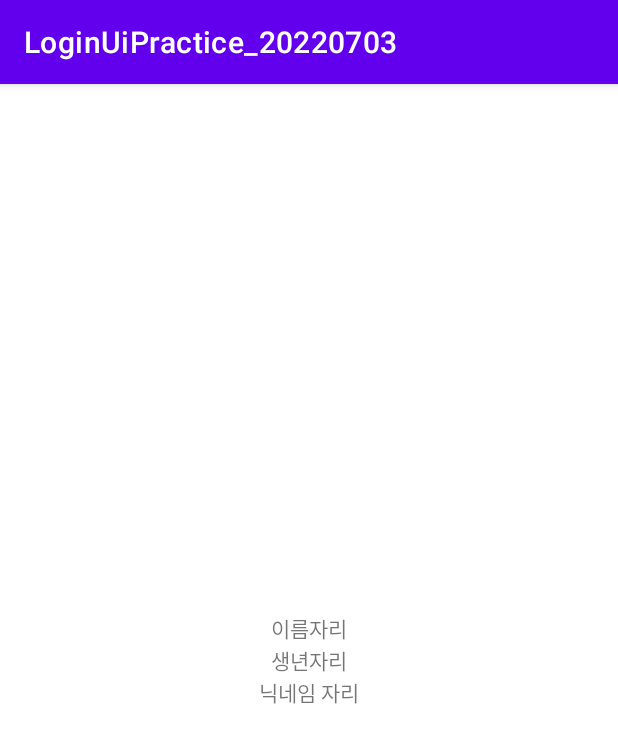
After one commit to KoPoine/LoginUiPractice_20220703, an Android app: the ProfileActivity screen opened directly, with no data from a screen before it, on a phone screen of 412 x 824 dp. The commit adds this screen. Shown: the top 743 px of the screen. Run offline under Robolectric (Android 15) with nearby library versions, the phone set to English and light mode, and no system bars.

Commit message:
개인프로필 보여주는 ProfileActivity 생성

```diff
--- a/app/src/main/AndroidManifest.xml
+++ b/app/src/main/AndroidManifest.xml
@@ -13,6 +13,9 @@
         android:supportsRtl="true"
         android:theme="@style/Theme.LoginUiPractice_20220703"
         tools:targetApi="31">
+        <activity
+            android:name=".ProfileActivity"
+            android:exported="false" />
         <activity
             android:name=".MainActivity2"
             android:exported="false" />
--- /dev/null
+++ b/app/src/main/java/com/neppplus/loginuipractice_20220703/ProfileActivity.kt
@@ -0,0 +1,11 @@
+package com.neppplus.loginuipractice_20220703
+
+import androidx.appcompat.app.AppCompatActivity
+import android.os.Bundle
+
+class ProfileActivity : AppCompatActivity() {
+    override fun onCreate(savedInstanceState: Bundle?) {
+        super.onCreate(savedInstanceState)
+        setContentView(R.layout.activity_profile)
+    }
+}
--- /dev/null
+++ b/app/src/main/res/layout/activity_profile.xml
@@ -0,0 +1,29 @@
+<?xml version="1.0" encoding="utf-8"?>
+<LinearLayout xmlns:android="http://schemas.android.com/apk/res/android"
+    xmlns:app="http://schemas.android.com/apk/res-auto"
+    xmlns:tools="http://schemas.android.com/tools"
+    android:layout_width="match_parent"
+    android:layout_height="match_parent"
+    android:orientation="vertical"
+    android:gravity="center"
+    tools:context=".ProfileActivity">
+
+    <TextView
+        android:id="@+id/nameTxt"
+        android:layout_width="wrap_content"
+        android:layout_height="wrap_content"
+        android:text="이름자리"/>
+
+    <TextView
+        android:id="@+id/birthYearTxt"
+        android:layout_width="wrap_content"
+        android:layout_height="wrap_content"
+        android:text="생년자리"/>
+
+    <TextView
+        android:id="@+id/nicknameTxt"
+        android:layout_width="wrap_content"
+        android:layout_height="wrap_content"
+        android:text="닉네임 자리"/>
+
+</LinearLayout>
```
Also changed, not shown: app/src/main/res/layout/activity_main2.xml (+22 -4 lines).
